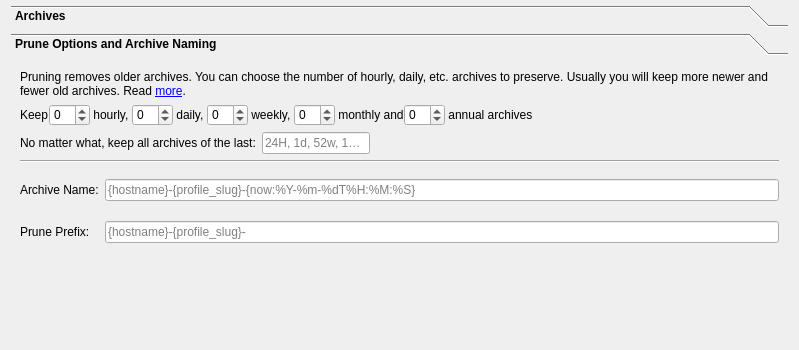
The window that ui/archivetab.ui (borgbase/vorta-go) describes before a commit, drawn with Qt 5; both pictures show x 0 to 799 and y 0 to 350 of the 799 by 514 pixel window.
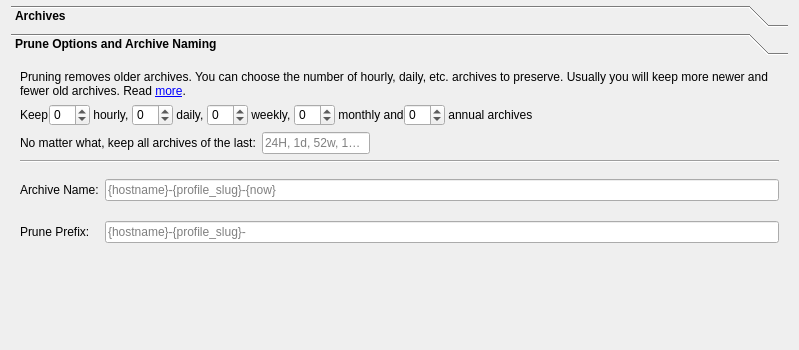
The same window after the commit. The open tabs and pages were chosen to show the change. Icons and pictures are not drawn.

Patch:
```diff
--- a/ui/archivetab.ui
+++ b/ui/archivetab.ui
@@ -462,7 +462,7 @@
             <string>Available variables: hostname, profile_id, profile_slug, now, utc_now, user</string>
            </property>
            <property name="placeholderText">
-            <string>{hostname}-{profile_slug}-{now:%Y-%m-%dT%H:%M:%S}</string>
+            <string>{hostname}-{profile_slug}-{now}</string>
            </property>
           </widget>
          </item>
```
Left out of the diff: 2 changed lines with no effect on the pictures.
